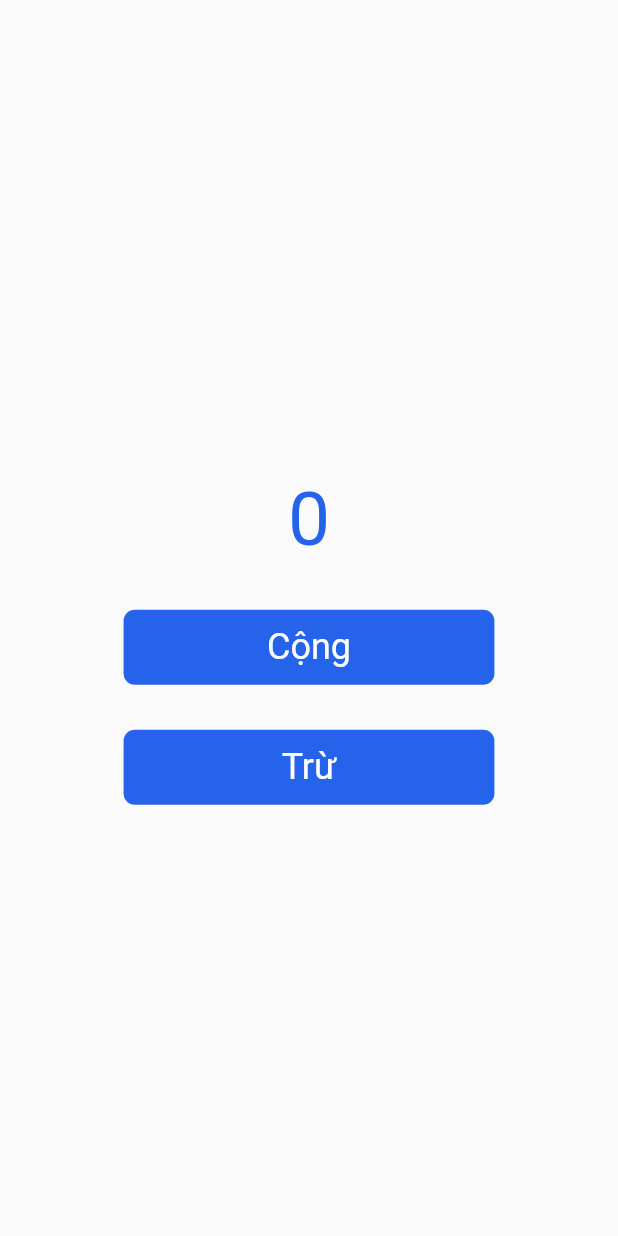
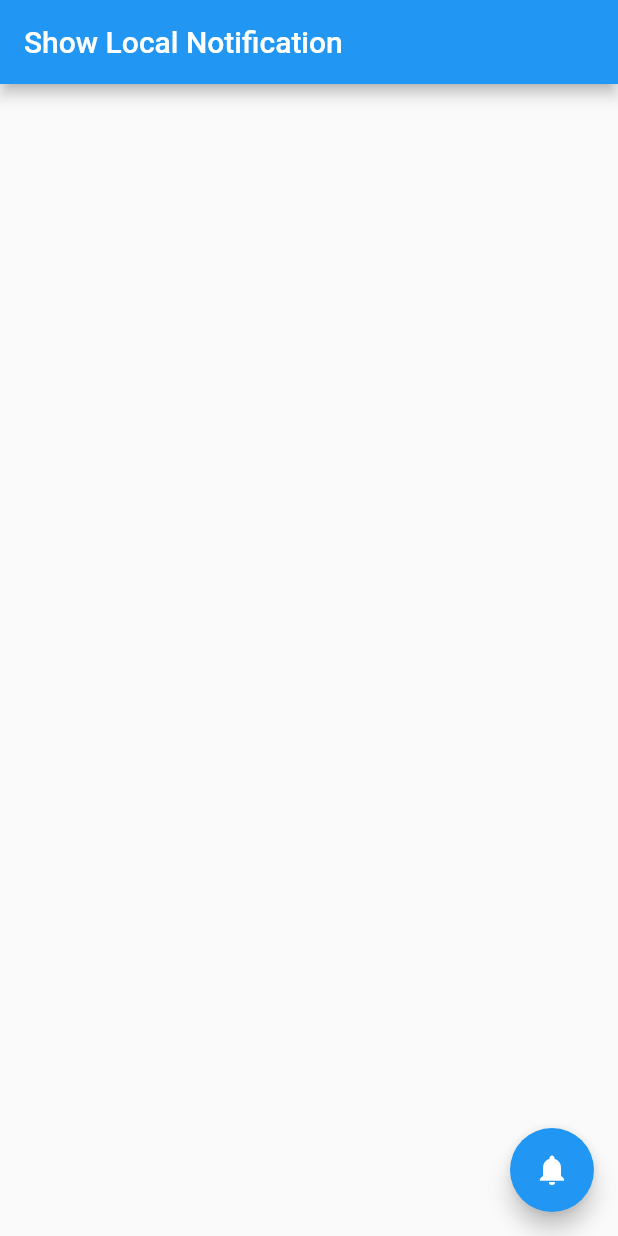
Before and after one commit to Arjun544/state_management, a Flutter app: the screen it shows after launch, on a phone screen of 412 x 824 dp. Run offline on Flutter 3.47's test engine with Material 2 defaults, Android fonts, the phone set to English and light mode, and no system bars; drawn by our look-alikes of velocity_x; our stand-ins replace flutter_local_notifications, get.

Commit message:
Show Local Notification

```diff
--- /dev/null
+++ b/lib/home_page.dart
@@ -0,0 +1,27 @@
+import 'package:flutter/material.dart';
+import 'package:get/get.dart';
+import 'package:state_management/home_controller.dart';
+
+class HomePage extends GetView<HomeController> {
+  final HomeController homeController = Get.put(HomeController());
+
+  @override
+  Widget build(BuildContext context) {
+    return Scaffold(
+      appBar: AppBar(
+        title: Text('Show Local Notification'),
+      ),
+      body: Center(
+        child: Column(
+          mainAxisAlignment: MainAxisAlignment.center,
+          children: <Widget>[],
+        ),
+      ),
+      floatingActionButton: FloatingActionButton(
+        onPressed: homeController.showNotification,
+        tooltip: 'Increment',
+        child: Icon(Icons.notifications),
+      ),
+    );
+  }
+}
--- a/lib/main.dart
+++ b/lib/main.dart
@@ -1,68 +1,14 @@
 import 'package:flutter/material.dart';
+import 'package:flutter_local_notifications/flutter_local_notifications.dart';
+import 'package:flutter/cupertino.dart';
 import 'package:get/get.dart';
-import 'package:velocity_x/velocity_x.dart';
+import 'package:state_management/home_page.dart';
+import 'package:state_management/second_route_page.dart';
 
-void main() => runApp(GetMaterialApp(home: HomePage()));
-
-class Controller extends GetxController {
-  var ket_qua = 0.obs;
-  dynamic cong_1() => ket_qua++;
-  dynamic tru_1() => ket_qua--;
+void main() {
+  runApp(
+      GetMaterialApp(
+          home: HomePage()
+      )
+  );
 }
-
-class HomePage extends GetView<Controller> {
-
-  Controller controller = Get.put(Controller());
-
-  Widget _buildnumber() => Obx (() => '${controller.ket_qua}'
-      .text
-      .blue600
-      .size(50)
-      .make());
-
-  Widget _buildbuttoncong(BuildContext context) => 'Cộng'
-      .text
-      .white
-      .size(24)
-      .makeCentered()
-      .box
-      .blue600
-      .p4
-      .roundedSM
-      .makeCentered()
-      .h(50)
-      .w60(context)
-      .onTap(() async{
-    controller.cong_1();
-  });
-
-  Widget _buildbuttontru(BuildContext context) => 'Trừ'
-      .text
-      .white
-      .size(24)
-      .makeCentered()
-      .box
-      .blue600
-      .p4
-      .roundedSM
-      .makeCentered()
-      .h(50)
-      .w60(context)
-      .onTap(() async{
-    controller.tru_1();
-  });
-
-  @override
-  Widget build(BuildContext context) {
-    return Scaffold(
-        body: [
-          30.heightBox,
-          _buildnumber(),
-          30.heightBox,
-          _buildbuttoncong(context),
-          30.heightBox,
-          _buildbuttontru(context)
-        ].column().centered()
-    );
-  }
-}
--- a/pubspec.yaml
+++ b/pubspec.yaml
@@ -23,8 +23,9 @@ environment:
 dependencies:
   flutter:
     sdk: flutter
+  flutter_local_notifications: ^3.0.3
   get: ^3.17.1
-  velocity_x: ^1.0.1
+  sqflite:
 
   # The following adds the Cupertino Icons font to your application.
   # Use with the CupertinoIcons class for iOS style icons.
```
Also changed, not shown: lib/home_controller.dart (added, +51 -0 lines), lib/second_route_page.dart (added, +21 -0 lines), pubspec.lock.
